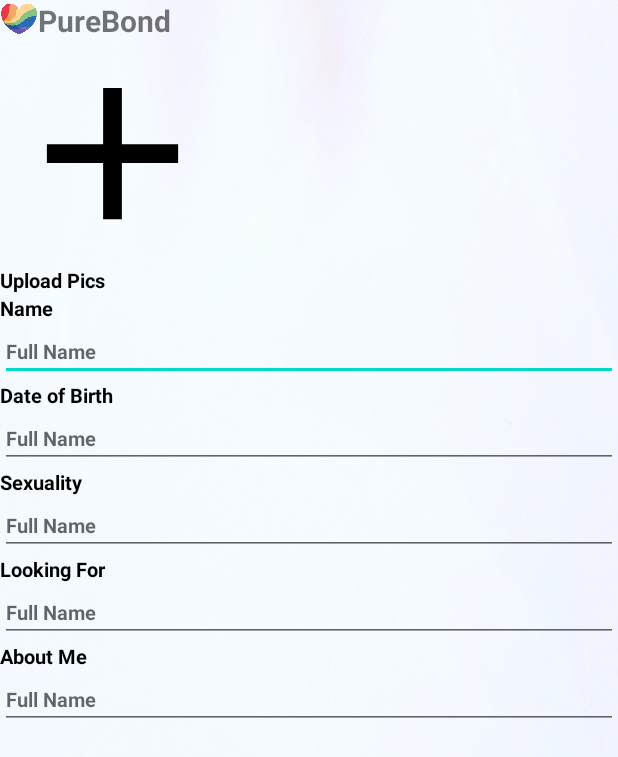
After one commit to shyamsahani01/PureBond, an Android app: the layout activity_user_info.xml on its own in the app's theme, with its tools: preview values and no code run, on a phone screen of 412 x 824 dp. The commit adds this screen. Shown: the top 757 px of the screen. Run offline under Robolectric (Android 15) with nearby library versions, the phone set to English and light mode, and no system bars.

Commit message:
pure bond app logo updated

```diff
--- a/app/src/main/AndroidManifest.xml
+++ b/app/src/main/AndroidManifest.xml
@@ -12,6 +12,13 @@
         android:supportsRtl="true"
         android:theme="@style/Theme.PureBond"
         tools:targetApi="31">
+        <activity
+            android:name=".UserInfoActivity"
+            android:exported="false">
+            <meta-data
+                android:name="android.app.lib_name"
+                android:value="" />
+        </activity>
         <activity
             android:name=".auth.LoginActivity"
             android:exported="false">
--- /dev/null
+++ b/app/src/main/java/com/example/purebond/profile/UserInfoActivity.java
@@ -0,0 +1,16 @@
+package com.example.purebond.profile;
+
+import androidx.appcompat.app.AppCompatActivity;
+
+import android.os.Bundle;
+
+import com.example.purebond.R;
+
+public class UserInfoActivity extends AppCompatActivity {
+
+    @Override
+    protected void onCreate(Bundle savedInstanceState) {
+        super.onCreate(savedInstanceState);
+        setContentView(R.layout.activity_user_info);
+    }
+}
--- /dev/null
+++ b/app/src/main/res/drawable/baseline_add_24.xml
@@ -0,0 +1,5 @@
+<vector android:height="24dp" android:tint="#000000"
+    android:viewportHeight="24" android:viewportWidth="24"
+    android:width="24dp" xmlns:android="http://schemas.android.com/apk/res/android">
+    <path android:fillColor="@android:color/white" android:pathData="M19,13h-6v6h-2v-6H5v-2h6V5h2v6h6v2z"/>
+</vector>
--- a/app/src/main/res/layout/activity_login.xml
+++ b/app/src/main/res/layout/activity_login.xml
@@ -4,7 +4,7 @@
     xmlns:tools="http://schemas.android.com/tools"
     android:layout_width="match_parent"
     android:layout_height="match_parent"
-    tools:context=".auth.LoginActivity"
+    tools:context=".profile.UserInfoActivity"
     android:background="@drawable/bg_2">
 
 
--- /dev/null
+++ b/app/src/main/res/layout/activity_user_info.xml
@@ -0,0 +1,181 @@
+<?xml version="1.0" encoding="utf-8"?>
+<androidx.constraintlayout.widget.ConstraintLayout xmlns:android="http://schemas.android.com/apk/res/android"
+    xmlns:app="http://schemas.android.com/apk/res-auto"
+    xmlns:tools="http://schemas.android.com/tools"
+    android:layout_width="match_parent"
+    android:layout_height="match_parent"
+    tools:context=".auth.LoginActivity"
+    android:background="@drawable/bg_2">
+
+    <include
+        android:id="@+id/toolbar"
+        layout="@layout/toolbar_secondary"
+        android:layout_width="match_parent"
+        android:layout_height="wrap_content"
+        app:layout_constraintEnd_toEndOf="parent"
+        app:layout_constraintHorizontal_bias="0.0"
+        app:layout_constraintStart_toStartOf="parent"
+        app:layout_constraintTop_toTopOf="parent" />
+
+    <LinearLayout
+        android:layout_width="match_parent"
+        android:layout_height="0dp"
+        android:orientation="vertical"
+        app:layout_constraintBottom_toBottomOf="parent"
+        app:layout_constraintEnd_toEndOf="parent"
+        app:layout_constraintStart_toStartOf="parent"
+        app:layout_constraintTop_toBottomOf="@+id/toolbar" >
+
+        <ScrollView
+            android:layout_width="match_parent"
+            android:layout_height="wrap_content">
+
+
+            <LinearLayout
+                android:layout_width="match_parent"
+                android:layout_height="wrap_content"
+                android:orientation="vertical">
+
+                <ScrollView
+                    android:layout_width="match_parent"
+                    android:layout_height="wrap_content">
+
+                    <LinearLayout
+                        android:layout_width="match_parent"
+                        android:layout_height="wrap_content"
+                        android:orientation="horizontal">
+
+                        <ImageView
+                            android:layout_width="150dp"
+                            android:layout_height="150dp"
+                            android:src="@drawable/baseline_add_24" />
+
+                    </LinearLayout>
+
+                </ScrollView>
+
+                <TextView
+                    android:layout_width="wrap_content"
+                    android:layout_height="wrap_content"
+                    android:text="@string/uploadPic"
+                    android:textSize="13sp"
+                    android:textStyle="bold"
+                    android:textColor="@color/black"
+                    />
+
+
+                <TextView
+                    android:layout_width="wrap_content"
+                    android:layout_height="wrap_content"
+                    android:text="@string/name"
+                    android:textSize="13sp"
+                    android:textStyle="bold"
+                    android:textColor="@color/black"
+                    />
+
+                <EditText
+                    android:layout_width="match_parent"
+                    android:layout_height="wrap_content"
+                    android:hint="@string/fullName"
+                    android:textSize="13sp"
+                    android:inputType="textCapCharacters"
+                    android:textStyle="bold"
+                    android:textColor="@color/black"
+                    />
+
+
+
+                <TextView
+                    android:layout_width="wrap_content"
+                    android:layout_height="wrap_content"
+                    android:text="@string/dob"
+                    android:textSize="13sp"
+                    android:textStyle="bold"
+                    android:textColor="@color/black"
+                    />
+
+                <EditText
+                    android:layout_width="match_parent"
+                    android:layout_height="wrap_content"
+                    android:hint="@string/fullName"
+                    android:textSize="13sp"
+                    android:inputType="textCapCharacters"
+                    android:textStyle="bold"
+                    android:textColor="@color/black"
+                    />
+
+                <TextView
+                    android:layout_width="wrap_content"
+                    android:layout_height="wrap_content"
+                    android:text="@string/sexuality"
+                    android:textSize="13sp"
+                    android:textStyle="bold"
+                    android:textColor="@color/black"
+                    />
+
+                <EditText
+                    android:layout_width="match_parent"
+                    android:layout_height="wrap_content"
+                    android:hint="@string/fullName"
+                    android:textSize="13sp"
+                    android:inputType="textCapCharacters"
+                    android:textStyle="bold"
+                    android:textColor="@color/black"
+                    />
+
+
+                <TextView
+                    android:layout_width="wrap_content"
+                    android:layout_height="wrap_content"
+                    android:text="@string/lookingFor"
+                    android:textSize="13sp"
+                    android:textStyle="bold"
+                    android:textColor="@color/black"
+                    />
+
+                <EditText
+                    android:layout_width="match_parent"
+                    android:layout_height="wrap_content"
+                    android:hint="@string/fullName"
+                    android:textSize="13sp"
+                    android:inputType="textCapCharacters"
+                    android:textStyle="bold"
+                    android:textColor="@color/black"
+                    />
+
+
+
+                <TextView
+                    android:layout_width="wrap_content"
+                    android:layout_height="wrap_content"
+                    android:text="@string/aboutMe"
+                    android:textSize="13sp"
+                    android:textStyle="bold"
+                    android:textColor="@color/black"
+                    />
+
+                <EditText
+                    android:layout_width="match_parent"
+                    android:layout_height="wrap_content"
+                    android:hint="@string/fullName"
+                    android:textSize="13sp"
+                    android:inputType="textCapCharacters"
+                    android:textStyle="bold"
+                    android:textColor="@color/black"
+                    />
+
+
+
+
+
+            </LinearLayout>
+
+        </ScrollView>
+
+
+
+
+
+    </LinearLayout>
+
+</androidx.constraintlayout.widget.ConstraintLayout>
--- /dev/null
+++ b/app/src/main/res/layout/toolbar_secondary.xml
@@ -0,0 +1,27 @@
+<?xml version="1.0" encoding="utf-8"?>
+<LinearLayout xmlns:android="http://schemas.android.com/apk/res/android"
+    android:layout_width="match_parent"
+    android:layout_height="wrap_content">
+
+    <LinearLayout
+        android:layout_width="match_parent"
+        android:layout_height="wrap_content"
+        android:orientation="horizontal">
+
+        <ImageView
+            android:id="@+id/appLogo"
+            android:layout_width="25dp"
+            android:layout_height="25dp"
+            android:src="@drawable/heart" />
+
+        <TextView
+            android:id="@+id/appName"
+            android:layout_width="wrap_content"
+            android:layout_height="wrap_content"
+            android:text="@string/appName"
+            android:textSize="20sp"
+            android:textStyle="bold" />
+
+    </LinearLayout>
+
+</LinearLayout>
--- a/app/src/main/res/values/strings.xml
+++ b/app/src/main/res/values/strings.xml
@@ -2,4 +2,11 @@
     <string name="app_name">PureBond</string>
     <string name="appName">PureBond</string>
     <string name="loginHeading1">Love for everyone\nFind Your Dream Partner</string>
+    <string name="uploadPic">Upload Pics</string>
+    <string name="name">Name</string>
+    <string name="fullName">Full Name</string>
+    <string name="dob">Date of Birth</string>
+    <string name="sexuality">Sexuality</string>
+    <string name="lookingFor">Looking For</string>
+    <string name="aboutMe">About Me</string>
 </resources>
```
